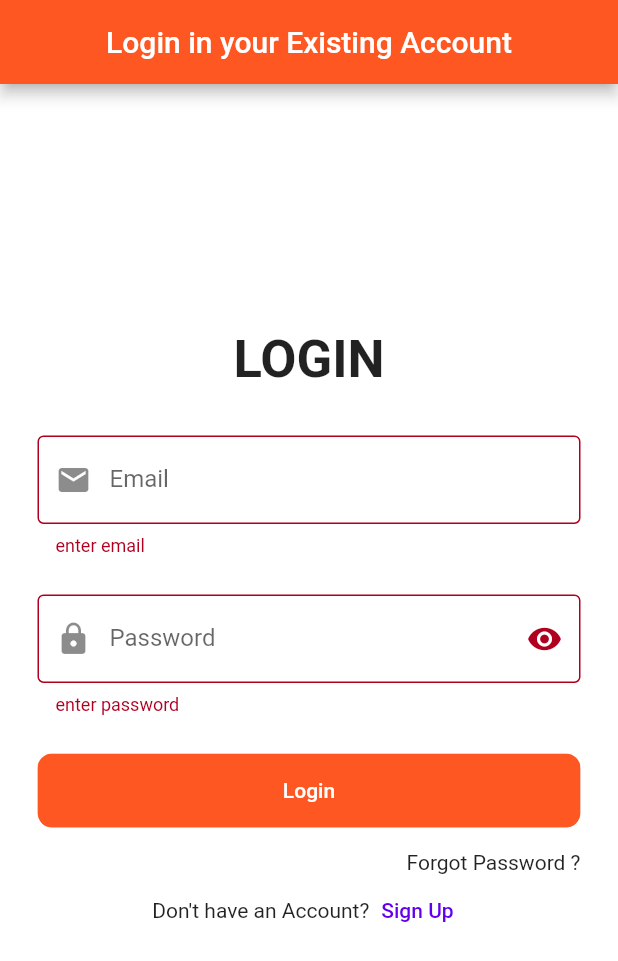
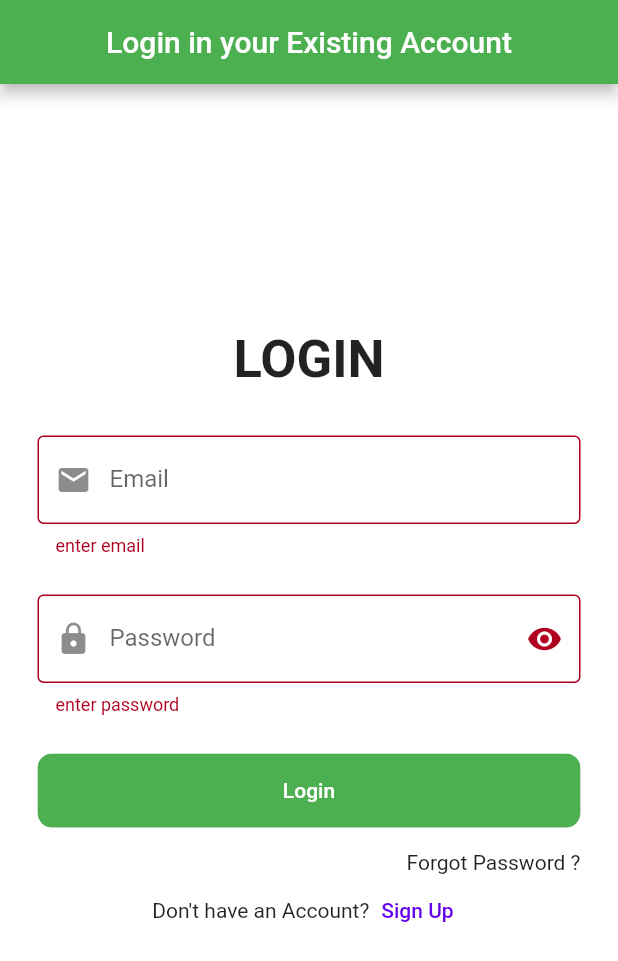
Before and after one commit to HarshAnand19/Blog-Application, a Flutter app: the screen it shows after launch, after a tap on "Login", on a phone screen of 412 x 824 dp. Shown: the top 961 px of the screen. Run offline on Flutter 3.47's test engine with Material 2 defaults, Android fonts, the phone set to English and light mode, and no system bars; drawn by our look-alikes of modal_progress_hud_nsn; our stand-ins replace awesome_dialog, cached_network_image, cloud_firestore, firebase_auth, firebase_core, firebase_database and 6 more; accounts and stored records are empty.

Commit message:
Theme changed to Green

```diff
--- a/lib/components/round_button.dart
+++ b/lib/components/round_button.dart
@@ -15,7 +15,7 @@ class RoundButton extends StatelessWidget {
       clipBehavior: Clip.antiAlias,
       child:MaterialButton(
         minWidth: double.infinity,
-        color: Colors.deepOrange,
+        color: Theme.of(context).floatingActionButtonTheme.backgroundColor,
         height: mq.height*.06,
         onPressed:  onPress,
         child: Text(title,style: TextStyle(color: Colors.white),),
--- a/lib/provider/theme_provider.dart
+++ b/lib/provider/theme_provider.dart
@@ -19,8 +19,8 @@ scaffoldBackgroundColor: Colors.white,
     colorScheme: ColorScheme.light(),
       textTheme: TextTheme(bodyText1: TextStyle(color: Colors.black)),
       iconTheme: IconThemeData(color: Colors.white),
-      appBarTheme: AppBarTheme(backgroundColor: Colors.deepOrange),
-      floatingActionButtonTheme: FloatingActionButtonThemeData(backgroundColor: Colors.deepOrange)
+      appBarTheme: AppBarTheme(backgroundColor: Colors.green),
+      floatingActionButtonTheme: FloatingActionButtonThemeData(backgroundColor: Colors.green)
 
   );
 }
--- a/lib/screens/login_screen.dart
+++ b/lib/screens/login_screen.dart
@@ -113,7 +113,9 @@ class _LoginScreenState extends State<LoginScreen> {
                         ),
 
                         //login button
-                        RoundButton(title: 'Login', onPress: () async {
+                        RoundButton(title: 'Login',
+
+                            onPress: () async {
                           if(_formkey.currentState!.validate()){
 
                             setState(() {
@@ -184,7 +186,7 @@ class _LoginScreenState extends State<LoginScreen> {
         toastLength: isPositive?Toast.LENGTH_LONG:Toast.LENGTH_SHORT,
         gravity: ToastGravity.SNACKBAR,
         timeInSecForIosWeb: 1,
-        backgroundColor: isPositive? Colors.deepOrange:Colors.red,
+        backgroundColor: isPositive? Colors.blue:Colors.red,
         textColor: Colors.white,
         fontSize: 16.0
     );
--- a/lib/screens/splash_screen.dart
+++ b/lib/screens/splash_screen.dart
@@ -53,14 +53,12 @@ class _SplashScreenState extends State<SplashScreen> {
              alignment: Alignment.center,
              child: Image.asset(
                'assets/images/sociotechflash.png',
-              height: MediaQuery.of(context).size.height*.3,
-               width: MediaQuery.of(context).size.width*.6,
-               color: Colors.deepOrange,)
+               )
          ),
 
-          Text('Blog Application!',style: TextStyle
+          Text('Socio Tech Flash ',style: TextStyle
             (fontSize: 35,fontStyle: FontStyle.italic,fontWeight: FontWeight.w300,
-              color: Colors.deepOrange),
+              color: Colors.green),
           )
         ],
       ),
```
Also changed, not shown: lib/screens/add_posts.dart (+7 -1 lines).
